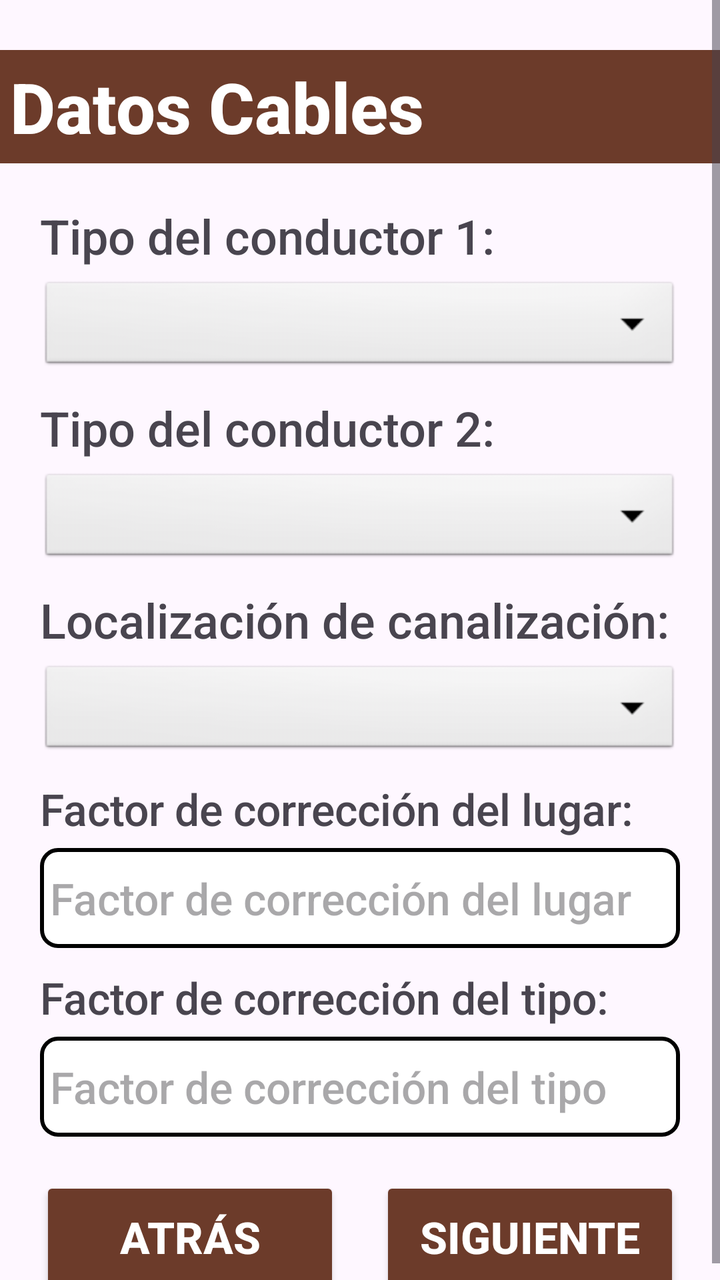
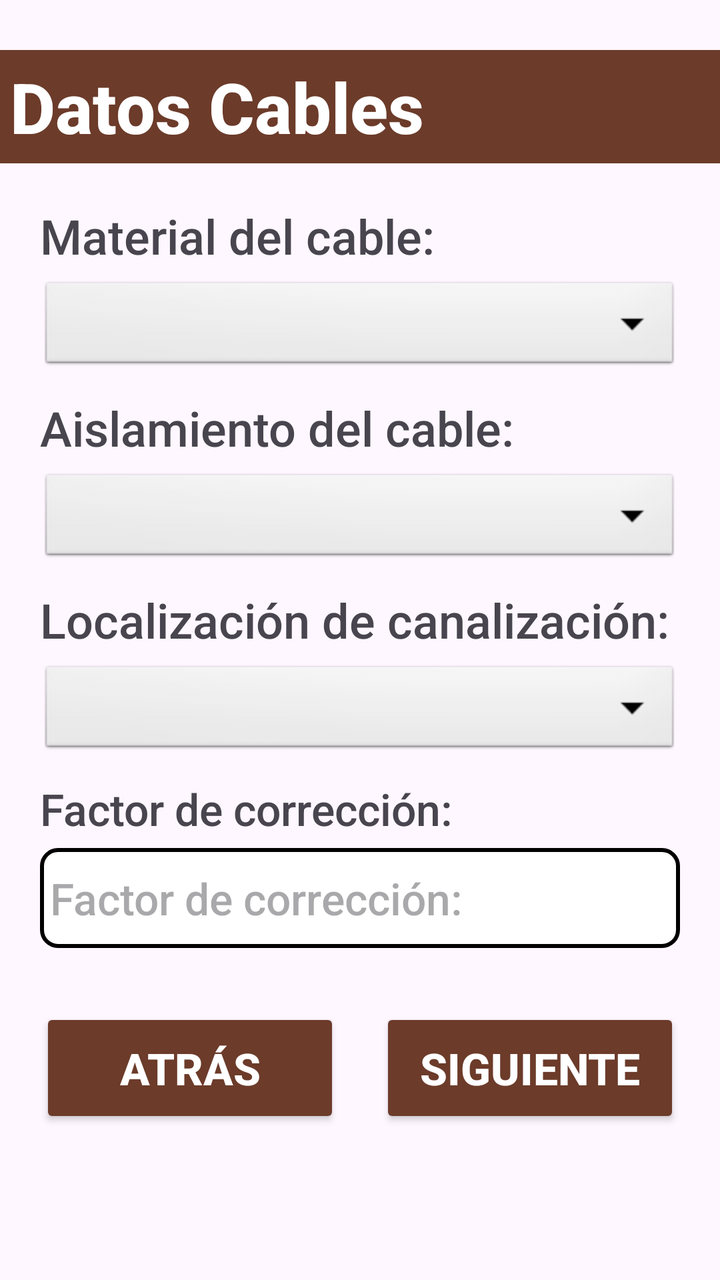

Compare the two renders of this Android layout. The source of the first and the diff that turns it into the second are given below.
<!-- AndroidManifest.xml: application theme Theme.CalculadoraDeCables -->
<!-- res/layout/pantalla_datos_cable4.xml -->
<?xml version="1.0" encoding="utf-8"?>
<androidx.constraintlayout.widget.ConstraintLayout xmlns:android="http://schemas.android.com/apk/res/android"
    xmlns:app="http://schemas.android.com/apk/res-auto"
    xmlns:tools="http://schemas.android.com/tools"
    android:layout_width="match_parent"
    android:layout_height="match_parent">

    <ScrollView
        android:layout_width="match_parent"
        android:layout_height="match_parent">

        <LinearLayout
            android:layout_width="match_parent"
            android:layout_height="wrap_content"
            android:orientation="vertical" >

            
            <TextView
                android:id="@+id/textViewDatosCable"
                android:layout_width="match_parent"
                android:layout_height="wrap_content"
                android:layout_marginTop="25dp"
                android:layout_marginBottom="20dp"
                android:background="@color/fondoTitulo"
                android:fontFamily="sans-serif-medium"
                android:text="Datos Cables"
                android:textAlignment="center"
                android:textColor="@color/white"
                android:textSize="35sp"
                android:textStyle="bold"
                android:padding="5dp" />

            
            <TextView
                android:id="@+id/textViewTipoConductor"
                android:layout_width="match_parent"
                android:layout_height="wrap_content"
                android:layout_marginBottom="5dp"
                android:layout_marginHorizontal="20dp"
                android:fontFamily="sans-serif-medium"
                android:text="Tipo del conductor 1:"
                android:textSize="24sp" />

            <Spinner
                android:id="@+id/spinner5"
                android:layout_width="match_parent"
                android:layout_height="wrap_content"
                android:layout_marginBottom="10dp"
                android:layout_marginHorizontal="20dp"
                android:fontFamily="sans-serif-medium"
                android:background="@android:drawable/btn_dropdown" />

            <TextView
                android:id="@+id/textViewTipoConductor2"
                android:layout_width="match_parent"
                android:layout_height="wrap_content"
                android:layout_marginBottom="5dp"
                android:layout_marginHorizontal="20dp"
                android:fontFamily="sans-serif-medium"
                android:text="Tipo del conductor 2:"
                android:textSize="24sp" />

            <Spinner
                android:id="@+id/spinner6"
                android:layout_width="match_parent"
                android:layout_height="wrap_content"
                android:layout_marginBottom="10dp"
                android:layout_marginHorizontal="20dp"
                android:fontFamily="sans-serif-medium"
                android:background="@android:drawable/btn_dropdown" />

            <TextView
                android:id="@+id/textViewLocalizacionCanalizacion"
                android:layout_width="match_parent"
                android:layout_height="wrap_content"
                android:layout_marginBottom="5dp"
                android:layout_marginHorizontal="20dp"
                android:fontFamily="sans-serif-medium"
                android:text="Localización de canalización:"
                android:textSize="24sp" />

            <Spinner
                android:id="@+id/spinner7"
                android:layout_width="match_parent"
                android:layout_height="wrap_content"
                android:layout_marginBottom="10dp"
                android:layout_marginHorizontal="20dp"
                android:fontFamily="sans-serif-medium"
                android:background="@android:drawable/btn_dropdown" />

            <TextView
                android:id="@+id/textViewFactorCorreccion"
                android:layout_width="match_parent"
                android:layout_height="wrap_content"
                android:layout_marginBottom="5dp"
                android:layout_marginHorizontal="20dp"
                android:fontFamily="sans-serif-medium"
                android:text="Factor de corrección del lugar:"
                android:textSize="22sp" />

            <EditText
                android:id="@+id/editTextFactorCorreccion"
                android:layout_width="match_parent"
                android:layout_height="50dp"
                android:layout_marginBottom="10dp"
                android:layout_marginHorizontal="20dp"
                android:background="@drawable/recuadro_texto"
                android:ems="10"
                android:fontFamily="sans-serif-medium"
                android:hint="Factor de corrección del lugar"
                android:inputType="text"
                android:padding="5dp"
                android:textSize="22sp" />

            
            <TextView
                android:id="@+id/error9"
                android:layout_width="match_parent"
                android:layout_height="wrap_content"
                android:layout_marginTop="4dp"
                android:layout_marginBottom="10dp"
                android:layout_marginHorizontal="20dp"
                android:textColor="@color/textoErrores"
                android:textSize="14sp"
                android:fontFamily="sans-serif-medium"
                android:text=""
                android:visibility="gone"
                app:layout_constraintTop_toBottomOf="@id/editTextFactorCorreccion"
                app:layout_constraintStart_toStartOf="@id/editTextFactorCorreccion"
                app:layout_constraintEnd_toEndOf="@id/editTextFactorCorreccion"/>

            <TextView
                android:id="@+id/textViewFactorCorreccion2"
                android:layout_width="match_parent"
                android:layout_height="wrap_content"
                android:layout_marginBottom="5dp"
                android:layout_marginHorizontal="20dp"
                android:fontFamily="sans-serif-medium"
                android:text="Factor de corrección del tipo:"
                android:textSize="22sp" />

            <EditText
                android:id="@+id/editTextFactorCorreccion2"
                android:layout_width="match_parent"
                android:layout_height="50dp"
                android:layout_marginHorizontal="20dp"
                android:background="@drawable/recuadro_texto"
                android:ems="10"
                android:fontFamily="sans-serif-medium"
                android:hint="Factor de corrección del tipo"
                android:inputType="text"
                android:padding="5dp"
                android:textSize="22sp" />

            
            <TextView
                android:id="@+id/error10"
                android:layout_width="match_parent"
                android:layout_height="wrap_content"
                android:layout_marginTop="4dp"
                android:layout_marginBottom="10dp"
                android:layout_marginHorizontal="20dp"
                android:textColor="@color/textoErrores"
                android:textSize="14sp"
                android:fontFamily="sans-serif-medium"
                android:text=""
                android:visibility="gone"
                app:layout_constraintTop_toBottomOf="@id/editTextFactorCorreccion2"
                app:layout_constraintStart_toStartOf="@id/editTextFactorCorreccion2"
                app:layout_constraintEnd_toEndOf="@id/editTextFactorCorreccion2"/>

            
            <LinearLayout
                android:layout_width="match_parent"
                android:layout_height="wrap_content"
                android:layout_marginTop="20dp"
                android:layout_marginHorizontal="20dp"
                android:orientation="horizontal">

                <Button
                    android:id="@+id/botonAtras"
                    android:layout_width="0dp"
                    android:layout_height="60dp"
                    android:layout_weight="1"
                    android:backgroundTint="@color/fondoBotones"
                    android:fontFamily="sans-serif-medium"
                    android:text="Atrás"
                    android:textColor="@color/white"
                    android:textSize="22sp"
                    android:textStyle="bold" />

                <Button
                    android:id="@+id/botonSiguiente"
                    android:layout_width="0dp"
                    android:layout_height="60dp"
                    android:layout_marginStart="20dp"
                    android:layout_weight="1"
                    android:backgroundTint="@color/fondoBotones"
                    android:fontFamily="sans-serif-medium"
                    android:text="Siguiente"
                    android:textColor="@color/white"
                    android:textSize="22sp"
                    android:textStyle="bold" />

            </LinearLayout>
        </LinearLayout>
    </ScrollView>
</androidx.constraintlayout.widget.ConstraintLayout>
<!-- resources referenced by this layout -->
<resources>
  <color name="fondoBotones">#6C3B2A</color>
  <color name="fondoTitulo">#6C3B2A</color>
  <color name="textoErrores">#FF0000</color>
  <color name="white">#FFFFFFFF</color>
  <!-- drawable recuadro_texto (drawable) -->
  <?xml version="1.0" encoding="utf-8"?>
  <shape xmlns:android="http://schemas.android.com/apk/res/android">
  
      <solid android:color="@color/white"/>
  
      <stroke
          android:width="2dp"
          android:color="@color/black"/>
  
      <corners android:radius="8dp"/>
  
  </shape>
  <style name="Theme.CalculadoraDeCables" parent="Base.Theme.CalculadoraDeCables" />
  <color name="black">#FF000000</color>
  <style name="Base.Theme.CalculadoraDeCables" parent="Theme.Material3.DayNight.NoActionBar">
          
          
      </style>
</resources>

<!-- the commit's change to res/layout/pantalla_datos_cable4.xml (unified diff, before → after) -->
@@ -38,7 +38,7 @@
                 android:layout_marginBottom="5dp"
                 android:layout_marginHorizontal="20dp"
                 android:fontFamily="sans-serif-medium"
-                android:text="Tipo del conductor 1:"
+                android:text="Material del cable:"
                 android:textSize="24sp" />
 
             <Spinner
@@ -57,7 +57,7 @@
                 android:layout_marginBottom="5dp"
                 android:layout_marginHorizontal="20dp"
                 android:fontFamily="sans-serif-medium"
-                android:text="Tipo del conductor 2:"
+                android:text="Aislamiento del cable:"
                 android:textSize="24sp" />
 
             <Spinner
@@ -95,7 +95,7 @@
                 android:layout_marginBottom="5dp"
                 android:layout_marginHorizontal="20dp"
                 android:fontFamily="sans-serif-medium"
-                android:text="Factor de corrección del lugar:"
+                android:text="Factor de corrección:"
                 android:textSize="22sp" />
 
             <EditText
@@ -107,7 +107,7 @@
                 android:background="@drawable/recuadro_texto"
                 android:ems="10"
                 android:fontFamily="sans-serif-medium"
-                android:hint="Factor de corrección del lugar"
+                android:hint="Factor de corrección: "
                 android:inputType="text"
                 android:padding="5dp"
                 android:textSize="22sp" />
@@ -129,45 +129,6 @@
                 app:layout_constraintStart_toStartOf="@id/editTextFactorCorreccion"
                 app:layout_constraintEnd_toEndOf="@id/editTextFactorCorreccion"/>
 
-            <TextView
-                android:id="@+id/textViewFactorCorreccion2"
-                android:layout_width="match_parent"
-                android:layout_height="wrap_content"
-                android:layout_marginBottom="5dp"
-                android:layout_marginHorizontal="20dp"
-                android:fontFamily="sans-serif-medium"
-                android:text="Factor de corrección del tipo:"
-                android:textSize="22sp" />
-
-            <EditText
-                android:id="@+id/editTextFactorCorreccion2"
-                android:layout_width="match_parent"
-                android:layout_height="50dp"
-                android:layout_marginHorizontal="20dp"
-                android:background="@drawable/recuadro_texto"
-                android:ems="10"
-                android:fontFamily="sans-serif-medium"
-                android:hint="Factor de corrección del tipo"
-                android:inputType="text"
-                android:padding="5dp"
-                android:textSize="22sp" />
-
-            
-            <TextView
-                android:id="@+id/error10"
-                android:layout_width="match_parent"
-                android:layout_height="wrap_content"
-                android:layout_marginTop="4dp"
-                android:layout_marginBottom="10dp"
-                android:layout_marginHorizontal="20dp"
-                android:textColor="@color/textoErrores"
-                android:textSize="14sp"
-                android:fontFamily="sans-serif-medium"
-                android:text=""
-                android:visibility="gone"
-                app:layout_constraintTop_toBottomOf="@id/editTextFactorCorreccion2"
-                app:layout_constraintStart_toStartOf="@id/editTextFactorCorreccion2"
-                app:layout_constraintEnd_toEndOf="@id/editTextFactorCorreccion2"/>
 
             
             <LinearLayout
